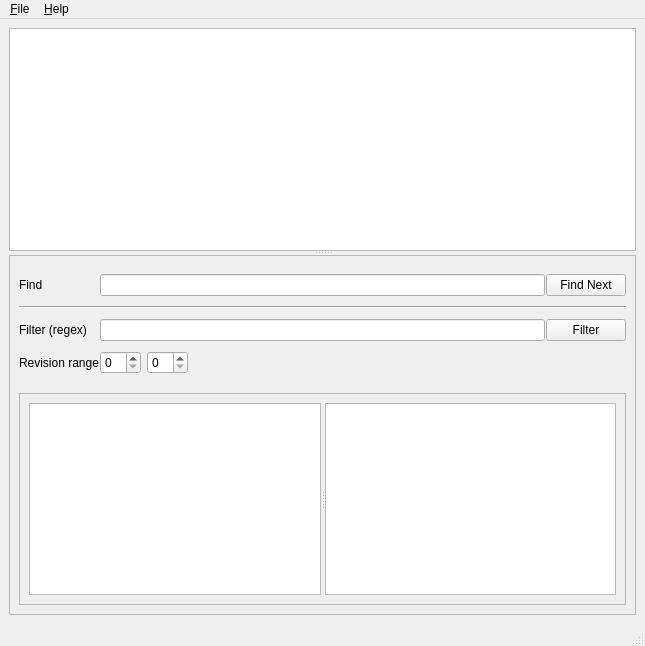
Above: hgview.ui from TyberiusPrime/hgview before the change. Below: the same form after it.
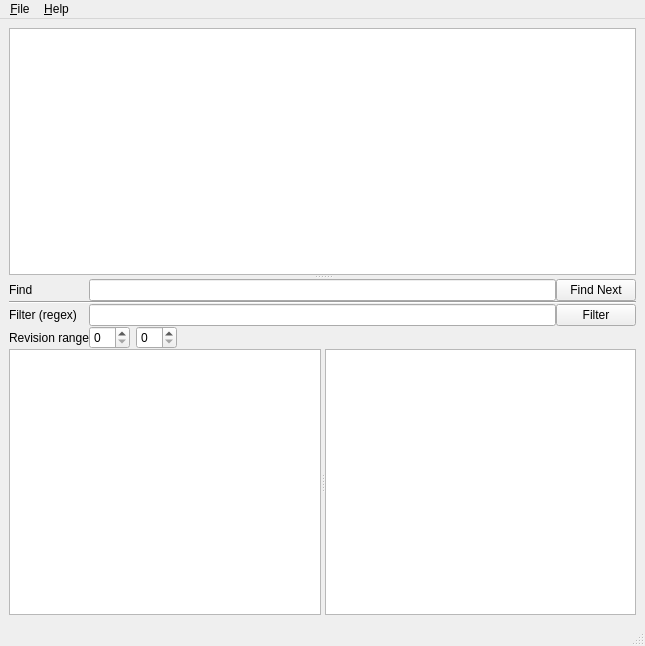
That is the form after the change.

Commit message: updated visual aspect (removed margins, useless frames, etc.)

```diff
--- a/hgview.ui
+++ b/hgview.ui
@@ -32,7 +32,7 @@
       </widget>
       <widget class="QFrame" name="frame_2" >
        <property name="frameShape" >
-        <enum>QFrame::StyledPanel</enum>
+        <enum>QFrame::NoFrame</enum>
        </property>
        <property name="frameShadow" >
         <enum>QFrame::Sunken</enum>
@@ -42,25 +42,36 @@
        </property>
        <layout class="QVBoxLayout" >
         <property name="margin" >
-         <number>9</number>
+         <number>0</number>
         </property>
         <property name="spacing" >
-         <number>6</number>
+         <number>0</number>
         </property>
         <item>
          <widget class="QFrame" name="frame" >
+          <property name="sizePolicy" >
+           <sizepolicy>
+            <hsizetype>5</hsizetype>
+            <vsizetype>1</vsizetype>
+            <horstretch>0</horstretch>
+            <verstretch>0</verstretch>
+           </sizepolicy>
+          </property>
           <property name="frameShape" >
            <enum>QFrame::NoFrame</enum>
           </property>
           <property name="frameShadow" >
            <enum>QFrame::Plain</enum>
           </property>
+          <property name="lineWidth" >
+           <number>0</number>
+          </property>
           <layout class="QGridLayout" >
            <property name="margin" >
             <number>0</number>
            </property>
            <property name="spacing" >
-            <number>1</number>
+            <number>0</number>
            </property>
            <item row="3" column="1" >
             <layout class="QHBoxLayout" >
@@ -144,18 +155,26 @@
         </item>
         <item>
          <widget class="QFrame" name="frame_3" >
+          <property name="sizePolicy" >
+           <sizepolicy>
+            <hsizetype>5</hsizetype>
+            <vsizetype>7</vsizetype>
+            <horstretch>0</horstretch>
+            <verstretch>0</verstretch>
+           </sizepolicy>
+          </property>
           <property name="frameShape" >
-           <enum>QFrame::StyledPanel</enum>
+           <enum>QFrame::NoFrame</enum>
           </property>
           <property name="frameShadow" >
-           <enum>QFrame::Raised</enum>
+           <enum>QFrame::Plain</enum>
           </property>
           <layout class="QVBoxLayout" >
            <property name="margin" >
-            <number>9</number>
+            <number>0</number>
            </property>
            <property name="spacing" >
-            <number>6</number>
+            <number>0</number>
            </property>
            <item>
             <widget class="QSplitter" name="splitter_2" >
```
